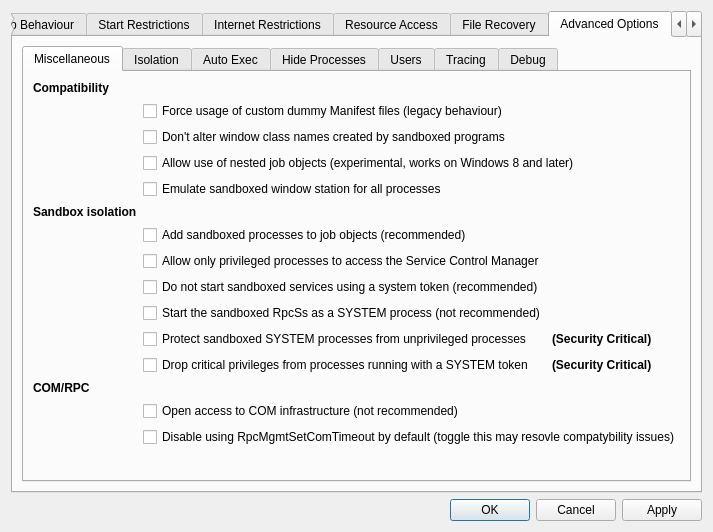
The window that SandboxiePlus/SandMan/Forms/OptionsWindow.ui (sandboxie-plus/Sandboxie) describes before a commit, drawn with Qt 5.
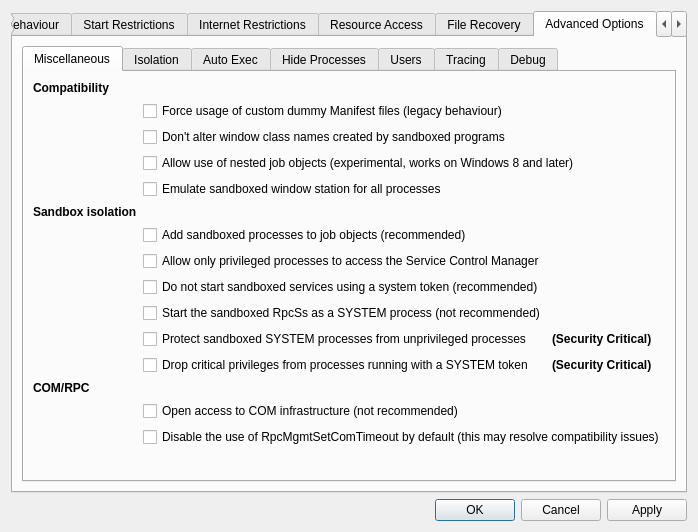
The same window after the commit. The open tabs and pages were chosen to show the change.

Patch:
```diff
--- a/SandboxiePlus/SandMan/Forms/OptionsWindow.ui
+++ b/SandboxiePlus/SandMan/Forms/OptionsWindow.ui
@@ -2173,7 +2173,7 @@
                  <item row="15" column="1" colspan="2">
                   <widget class="QCheckBox" name="chkComTimeout">
                    <property name="text">
-                    <string>Disable using RpcMgmtSetComTimeout by default (toggle this may resovle compatybility issues)</string>
+                    <string>Disable the use of RpcMgmtSetComTimeout by default (this may resolve compatibility issues)</string>
                    </property>
                   </widget>
                  </item>
```
Left out of the diff: 2 changed lines with no effect on the pictures.
